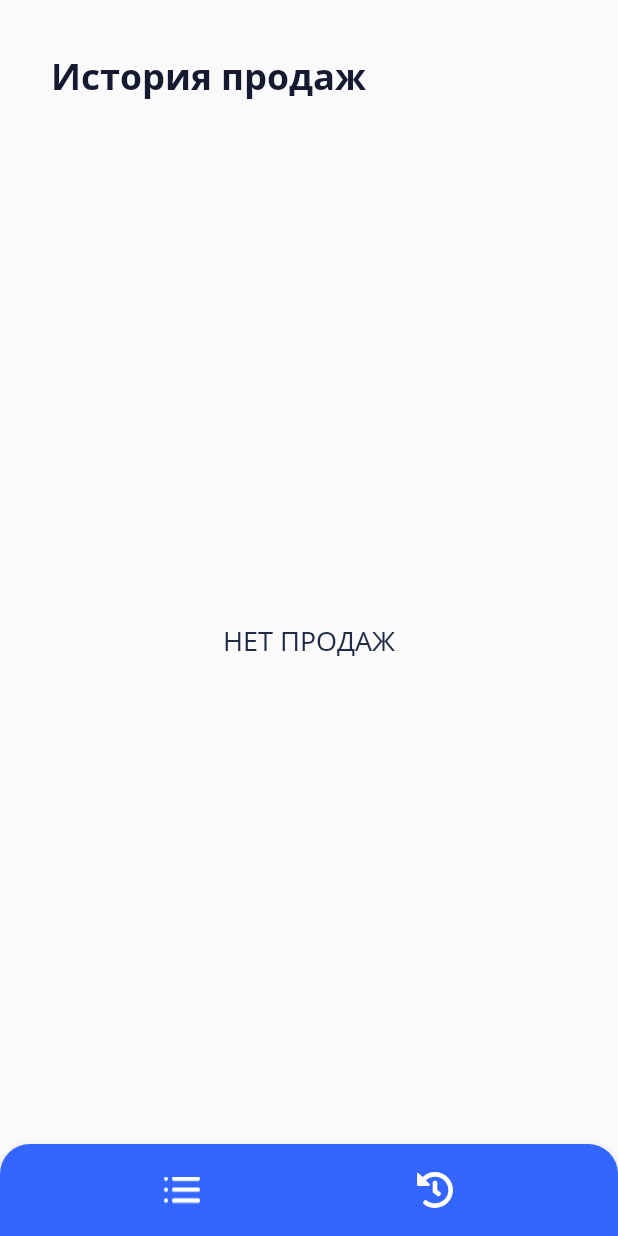
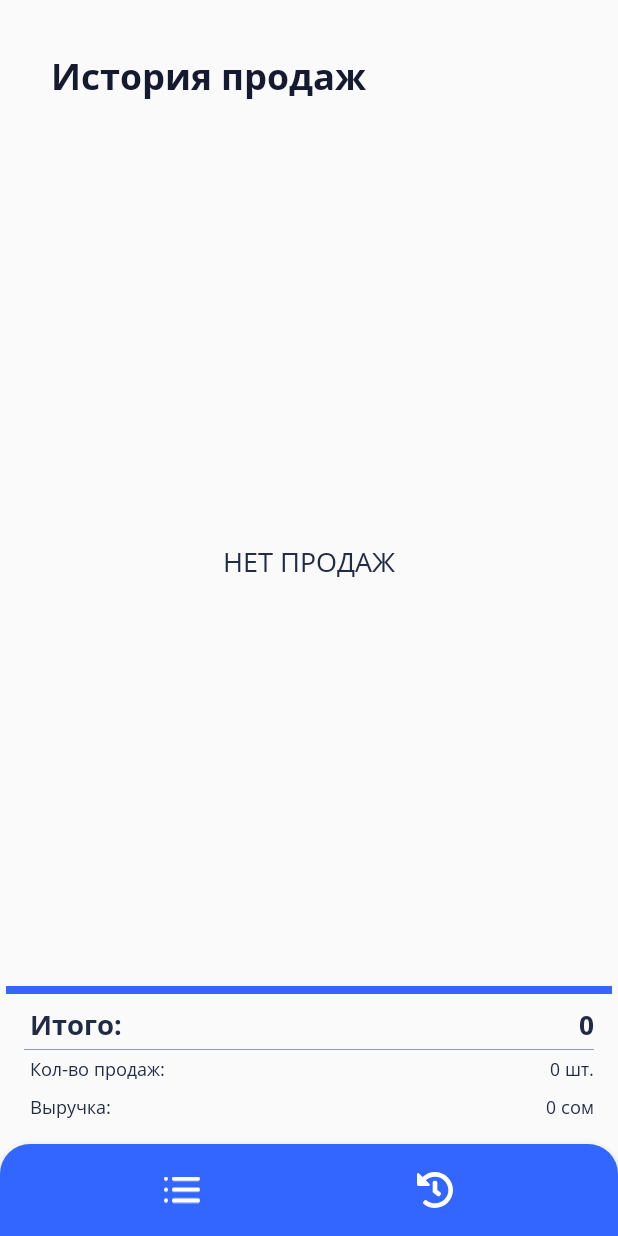
Before and after one commit to emikoo/SalesAppKotlinProject, an Android app: the screen it shows after launch (MainActivity), item 2 of the bottom bar chosen, on a phone screen of 412 x 824 dp. Run offline under Robolectric (Android 15) with nearby library versions, the phone set to English and light mode, and no system bars; our stand-ins replace Room's generated code.

Commit message:
search? analytics(basic)

```diff
--- a/app/src/main/java/com/example/salesappkotlinproject/ui/bottom_nav/product_list/ProductListFragment.kt
+++ b/app/src/main/java/com/example/salesappkotlinproject/ui/bottom_nav/product_list/ProductListFragment.kt
@@ -157,13 +157,12 @@ class ProductListFragment : Fragment(), ClickListener {
                 return false
             }
             override fun onQueryTextChange(newText: String): Boolean {
-                val product = viewModel.data.value
-                for (data in product!!){
-                    if (data.name.contains(newText)) {
-
-                    } else {
-                        showToast(requireContext(), "У вас нет такого товара")
-                    }
+                if (newText == "") adapter.addItems(viewModel.filteredProducts)
+                else {
+                    val searchText = newText.toLowerCase()
+                    val filtered = mutableListOf<Product>()
+                    viewModel.filteredProducts.forEach { if (it.name.toLowerCase().contains(searchText)) filtered.add(it) }
+                    adapter.addItems(filtered)
                 }
                 return false
             }
--- a/app/src/main/java/com/example/salesappkotlinproject/ui/bottom_nav/product_list/adapter/ProductListAdapter.kt
+++ b/app/src/main/java/com/example/salesappkotlinproject/ui/bottom_nav/product_list/adapter/ProductListAdapter.kt
@@ -49,7 +49,7 @@ class ProductListAdapter(private val listener: ClickListener): RecyclerView.Adap
     }
 
     fun addItems(item: MutableList<Product>) {
-        items.addAll(item)
+        items = item
         notifyDataSetChanged()
     }
 
@@ -57,11 +57,6 @@ class ProductListAdapter(private val listener: ClickListener): RecyclerView.Adap
         items.add(item)
         notifyDataSetChanged()
 //        notifyItemRangeInserted(items.lastIndex, items.count()-1)
-    }
-
-    fun filteredItem(item: Product){
-
-        notifyDataSetChanged()
     }
 
     fun deleteItem(position: Int) {
@@ -93,7 +88,7 @@ class ProductListViewHolder(itemView: View): BaseProductListViewHolder(itemView)
     }
 }
 
-class EmptyProductListViewHolder(itemView: View): BaseProductListViewHolder(itemView){}
+class EmptyProductListViewHolder(itemView: View): BaseProductListViewHolder(itemView)
 
 interface ClickListener {
     fun onItemClick(item: Product)
--- a/app/src/main/java/com/example/salesappkotlinproject/ui/bottom_nav/product_list/view_model/ProductViewModel.kt
+++ b/app/src/main/java/com/example/salesappkotlinproject/ui/bottom_nav/product_list/view_model/ProductViewModel.kt
@@ -14,6 +14,7 @@ class ProductViewModel : ViewModel() {
     val data: MutableLiveData<MutableList<Product>> = MutableLiveData()
     val message: MutableLiveData<String>? = MutableLiveData()
     var products: MutableList<Product>? = mutableListOf()
+    var filteredProducts: MutableList<Product> = mutableListOf()
 
     init {
         subscribeToData()
@@ -49,6 +50,7 @@ class ProductViewModel : ViewModel() {
         repository.data.observeForever {
             data.value = it
             products = data.value
+            filteredProducts = it
         }
     }
 
--- a/app/src/main/java/com/example/salesappkotlinproject/ui/bottom_nav/sales_history/SalesHistoryFragment.kt
+++ b/app/src/main/java/com/example/salesappkotlinproject/ui/bottom_nav/sales_history/SalesHistoryFragment.kt
@@ -8,6 +8,9 @@ import android.view.ViewGroup
 import androidx.lifecycle.ViewModelProvider
 import androidx.recyclerview.widget.LinearLayoutManager
 import com.example.salesappkotlinproject.R
+import com.example.salesappkotlinproject.helper.toSht
+import com.example.salesappkotlinproject.helper.toSom
+import com.example.salesappkotlinproject.model.Product
 import com.example.salesappkotlinproject.ui.bottom_nav.sales_history.adapter.SalesHistoryAdapter
 import com.example.salesappkotlinproject.ui.bottom_nav.product_list.view_model.ProductViewModel
 import com.example.salesappkotlinproject.ui.bottom_nav.sales_history.view_model.SoldProductViewModel
@@ -30,8 +33,13 @@ class SalesHistoryFragment : Fragment() {
         super.onViewCreated(view, savedInstanceState)
 
         viewModel = ViewModelProvider(this).get(SoldProductViewModel::class.java)
+        setupViews()
+        subscribeToLiveData()
+    }
+
+    private fun setupViews() {
         setupRecyclerView()
-        subscribeToLiveData()
+        makeAnalytics()
     }
 
     private fun setupRecyclerView() {
@@ -40,6 +48,22 @@ class SalesHistoryFragment : Fragment() {
         rv_sales_list.adapter = adapter
     }
 
+    private fun makeAnalytics() {
+        val productsArray = viewModel.product
+        var total = 0
+        var soldNumber = 0
+        var proceed = 0
+        for (array in productsArray) {
+            total += array.sale_price
+            soldNumber += array.count_sold
+            proceed += array.cost_price
+
+            tv_total_som.text = total.toString()
+            tv_sales_sht.text = soldNumber.toString().toSht()
+            tv_proceed_som.text = proceed.toString().toSom()
+        }
+    }
+
     private fun subscribeToLiveData() {
         viewModel.data.observe(viewLifecycleOwner, androidx.lifecycle.Observer {
             adapter.addItems(it)
--- a/app/src/main/java/com/example/salesappkotlinproject/ui/bottom_nav/sales_history/view_model/SoldProductViewModel.kt
+++ b/app/src/main/java/com/example/salesappkotlinproject/ui/bottom_nav/sales_history/view_model/SoldProductViewModel.kt
@@ -11,6 +11,7 @@ class SoldProductViewModel : ViewModel() {
     val data: MutableLiveData<MutableList<Product>> = MutableLiveData()
     val message: MutableLiveData<String>? = MutableLiveData()
     var products: MutableList<Product>? = mutableListOf()
+    var product: MutableList<Product> = mutableListOf()
 
     init {
         subscribeToData()
@@ -22,6 +23,7 @@ class SoldProductViewModel : ViewModel() {
         repository.data.observeForever {
             products = data.value
             data.value = it
+            product = it
         }
     }
 
--- a/app/src/main/res/layout/fragment_product_list.xml
+++ b/app/src/main/res/layout/fragment_product_list.xml
@@ -18,14 +18,14 @@
         app:layout_constraintTop_toTopOf="parent"
         app:queryHint="Введите товар" />
 
-        <androidx.recyclerview.widget.RecyclerView
-            android:id="@+id/rv_product_list"
-            android:layout_width="match_parent"
-            android:layout_height="0dp"
-            app:layout_constraintBottom_toTopOf="@id/fab_add"
-            app:layout_constraintTop_toBottomOf="@id/search_field"
-            android:layout_marginTop="@dimen/margin_recycler"
-            android:layout_marginBottom="@dimen/margin_recycler"/>
+    <androidx.recyclerview.widget.RecyclerView
+        android:id="@+id/rv_product_list"
+        android:layout_width="match_parent"
+        android:layout_height="0dp"
+        android:layout_marginTop="@dimen/margin_recycler"
+        android:layout_marginBottom="@dimen/margin_recycler"
+        app:layout_constraintBottom_toTopOf="@id/fab_add"
+        app:layout_constraintTop_toBottomOf="@id/search_field" />
 
     <com.google.android.material.floatingactionbutton.FloatingActionButton
         android:id="@+id/fab_add"
--- a/app/src/main/res/layout/fragment_sales_history.xml
+++ b/app/src/main/res/layout/fragment_sales_history.xml
@@ -3,12 +3,104 @@
     xmlns:tools="http://schemas.android.com/tools"
     android:layout_width="match_parent"
     android:layout_height="match_parent"
+    xmlns:app="http://schemas.android.com/apk/res-auto"
     tools:context=".ui.bottom_nav.sales_history.SalesHistoryFragment">
 
     <androidx.recyclerview.widget.RecyclerView
         android:id="@+id/rv_sales_list"
         android:layout_width="match_parent"
-        android:layout_height="match_parent"
-        tools:listitem="@layout/item_sales_history" />
+        android:layout_height="0dp"
+        tools:listitem="@layout/item_sales_history"
+        app:layout_constraintTop_toTopOf="parent"
+        app:layout_constraintStart_toStartOf="parent"
+        app:layout_constraintBottom_toTopOf="@id/blue_line"/>
+
+    <View
+        android:id="@+id/blue_line"
+        android:layout_width="match_parent"
+        android:layout_height="5dp"
+        android:layout_marginTop="8dp"
+        android:layout_marginStart="4dp"
+        android:layout_marginEnd="4dp"
+        android:layout_marginBottom="8dp"
+        android:background="@color/color_main_blue"
+        app:layout_constraintEnd_toEndOf="parent"
+        app:layout_constraintBottom_toTopOf="@id/tv_total"
+        app:layout_constraintStart_toStartOf="parent" />
+
+    <TextView
+        android:id="@+id/tv_total"
+        style="@style/subtitle_bold_style"
+        android:layout_width="wrap_content"
+        android:layout_marginStart="16dp"
+        android:layout_height="wrap_content"
+        android:layout_marginBottom="4dp"
+        android:text="@string/total"
+        app:layout_constraintBottom_toTopOf="@id/pink_line"
+        app:layout_constraintStart_toStartOf="@id/blue_line" />
+
+    <TextView
+        android:id="@+id/tv_total_som"
+        style="@style/subtitle_bold_style"
+        android:layout_width="wrap_content"
+        android:layout_marginStart="16dp"
+        android:layout_height="wrap_content"
+        android:layout_marginBottom="4dp"
+        android:text="0"
+        app:layout_constraintBottom_toTopOf="@id/pink_line"
+        app:layout_constraintEnd_toEndOf="parent"
+        android:layout_marginEnd="16dp"/>
+
+    <View
+        android:id="@+id/pink_line"
+        android:layout_width="match_parent"
+        android:layout_height="0.5dp"
+        android:layout_marginStart="16dp"
+        android:layout_marginEnd="16dp"
+        android:layout_marginBottom="4dp"
+        android:background="@color/color_gray"
+        app:layout_constraintBottom_toTopOf="@id/tv_sales_number"
+        app:layout_constraintEnd_toEndOf="parent"
+        app:layout_constraintStart_toStartOf="@id/tv_total" />
+
+    <TextView
+        android:id="@+id/tv_sales_number"
+        style="@style/mini_text_style"
+        android:layout_width="wrap_content"
+        android:layout_height="wrap_content"
+        android:layout_marginBottom="8dp"
+        android:text="@string/sales_number"
+        app:layout_constraintBottom_toTopOf="@id/tv_proceed"
+        app:layout_constraintStart_toStartOf="@id/tv_total" />
+
+    <TextView
+        android:id="@+id/tv_sales_sht"
+        style="@style/mini_text_style"
+        android:layout_width="wrap_content"
+        android:layout_height="wrap_content"
+        android:layout_marginBottom="8dp"
+        android:text="0 шт."
+        app:layout_constraintBottom_toTopOf="@id/tv_proceed"
+        app:layout_constraintEnd_toEndOf="@id/tv_total_som" />
+
+    <TextView
+        android:id="@+id/tv_proceed"
+        style="@style/mini_text_style"
+        android:layout_width="wrap_content"
+        android:layout_height="wrap_content"
+        android:layout_marginBottom="16dp"
+        android:text="@string/proceed"
+        app:layout_constraintBottom_toBottomOf="parent"
+        app:layout_constraintStart_toStartOf="@id/tv_total" />
+
+    <TextView
+        android:id="@+id/tv_proceed_som"
+        style="@style/mini_text_style"
+        android:layout_width="wrap_content"
+        android:layout_height="wrap_content"
+        android:layout_marginBottom="16dp"
+        android:text="0 сом"
+        app:layout_constraintBottom_toBottomOf="parent"
+        app:layout_constraintEnd_toEndOf="@id/tv_total_som" />
 
 </androidx.constraintlayout.widget.ConstraintLayout>
--- a/app/src/main/res/values/strings.xml
+++ b/app/src/main/res/values/strings.xml
@@ -41,4 +41,7 @@
     <string name="invalid_username">Not a valid username</string>
     <string name="invalid_password">Password must be >5 characters</string>
     <string name="login_failed">"Login failed"</string>
+    <string name="total">Итого:</string>
+    <string name="sales_number">Кол-во продаж:</string>
+    <string name="proceed">Выручка:</string>
 </resources>
```
